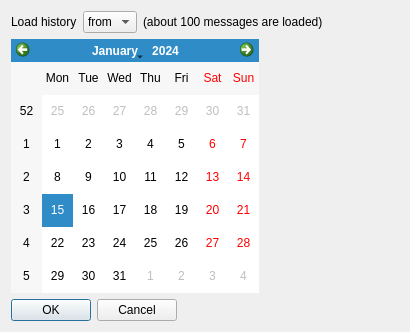
First picture: the form in src/widget/form/loadhistorydialog.ui, repository qTox/qTox, before the edit.
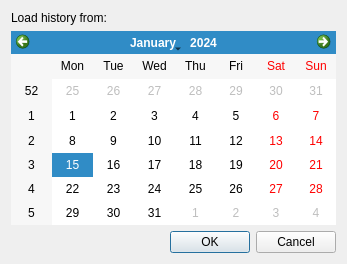
Second picture: the form after the edit.

Commit message:
revert(chatlog): "edit function "Load chat history""
This reverts commit 6de1173c172a14aec3dba289dd63d5857fe69d19.

```diff
--- a/src/widget/form/loadhistorydialog.ui
+++ b/src/widget/form/loadhistorydialog.ui
@@ -6,8 +6,8 @@
    <rect>
     <x>0</x>
     <y>0</y>
-    <width>410</width>
-    <height>332</height>
+    <width>347</width>
+    <height>264</height>
    </rect>
   </property>
   <property name="windowTitle">
@@ -16,60 +16,22 @@
   <property name="modal">
    <bool>true</bool>
   </property>
-  <layout class="QFormLayout" name="formLayout">
-   <item row="0" column="0">
-    <layout class="QHBoxLayout" name="horizontalLayout">
-     <item>
-      <widget class="QLabel" name="fromLabel">
-       <property name="text">
-        <string>Load history</string>
-       </property>
-      </widget>
-     </item>
-     <item>
-      <widget class="QComboBox" name="loadTypeComboBox">
-       <item>
-        <property name="text">
-         <string>from</string>
-        </property>
-       </item>
-       <item>
-        <property name="text">
-         <string>to</string>
-        </property>
-       </item>
-      </widget>
-     </item>
-     <item>
-      <widget class="QLabel" name="label">
-       <property name="text">
-        <string>(about 100 messages are loaded)</string>
-       </property>
-      </widget>
-     </item>
-     <item>
-      <spacer name="horizontalSpacer">
-       <property name="orientation">
-        <enum>Qt::Horizontal</enum>
-       </property>
-       <property name="sizeHint" stdset="0">
-        <size>
-         <width>17</width>
-         <height>20</height>
-        </size>
-       </property>
-      </spacer>
-     </item>
-    </layout>
+  <layout class="QVBoxLayout" name="verticalLayout_3">
+   <item>
+    <widget class="QLabel" name="fromLabel">
+     <property name="text">
+      <string>Load history from:</string>
+     </property>
+    </widget>
    </item>
-   <item row="1" column="0">
+   <item>
     <widget class="QCalendarWidget" name="fromDate">
      <property name="gridVisible">
       <bool>false</bool>
      </property>
     </widget>
    </item>
-   <item row="2" column="0">
+   <item>
     <widget class="QDialogButtonBox" name="buttonBox">
      <property name="orientation">
       <enum>Qt::Horizontal</enum>
```
The commit also changes 3 other files.
